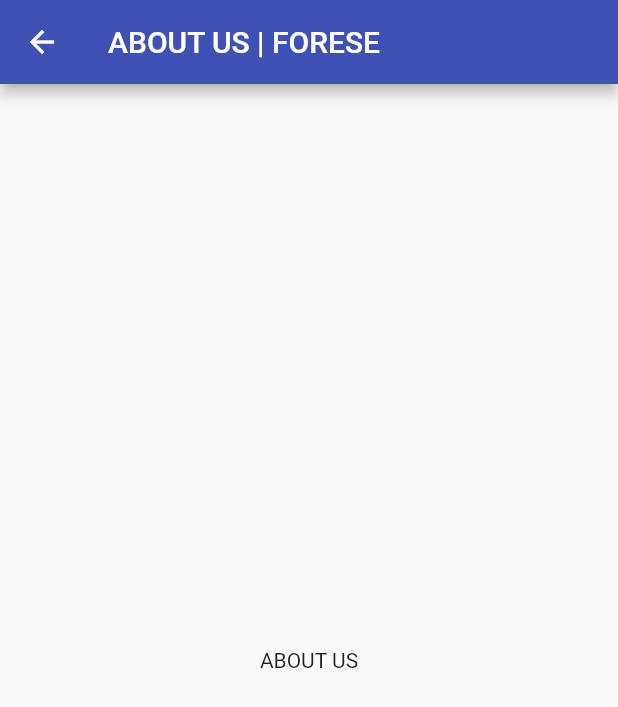
After one commit to Vignesh0404/Quiz-Software-App, a Flutter app: the about screen opened by its route, on a phone screen of 412 x 824 dp. The commit adds this screen. Shown: the top 707 px of the screen. Run offline on Flutter 3.47's test engine with Material 2 defaults, Android fonts, the phone set to English and light mode, and no system bars; project files that could hold a hidden picture were left out.

Commit message:
pubspec.yaml fixed

```diff
--- /dev/null
+++ b/lib/about.dart
@@ -0,0 +1,23 @@
+import 'package:flutter/material.dart';
+
+class about extends StatelessWidget {
+  static const routename = '/about';
+ final String title;
+
+  const about({Key key, this.title}) : super(key: key);
+
+
+  @override
+  Widget build(BuildContext context) {
+    return new Scaffold(
+      appBar: new AppBar(
+        title: new Text('ABOUT US | FORESE '),
+      ),
+      body: new Center (
+        child: new Text("ABOUT US"),
+
+      ),
+
+    );
+  }
+}
--- a/lib/home.dart
+++ b/lib/home.dart
@@ -1,4 +1,5 @@
 import 'package:flutter/material.dart';
+import 'package:testsoft/about.dart';
 import 'package:url_launcher/url_launcher.dart';
 import 'package:testsoft/higheredu.dart';
 import 'package:testsoft/placements.dart';
@@ -9,12 +10,7 @@ class homepage extends StatefulWidget {
   _homepageState createState() => _homepageState();
 }
 
-
-
 class _homepageState extends State<homepage> {
-
-
-
 
   List<String> images = [
     "images/placements.png",
@@ -135,6 +131,10 @@ class _homepageState extends State<homepage> {
               new ListTile (
               trailing: new Icon(Icons.info),
               title: new Text('About | FORESE'),
+              onTap: () {
+                Navigator.of(context).pop();
+                       Navigator.of(context).pushNamed(about.routename);
+              },
               ),
             new ListTile (
               trailing: new Icon(Icons.work),
--- a/lib/main.dart
+++ b/lib/main.dart
@@ -2,6 +2,7 @@ import 'package:flutter/material.dart';
 import 'package:testsoft/home.dart';
 import 'placements.dart';
 import 'higheredu.dart';
+import 'about.dart';
 import 'package:testsoft/splashscreen.dart';
 
 void main() => runApp(MyApp());
@@ -22,6 +23,7 @@ class MyApp extends StatelessWidget {
         homepage.routename:(ctx) => homepage(),
         placements.routename:(ctx) => placements(),
         higheredu.routename:(ctx) => higheredu(),
+        about.routename:(ctx) => about()
       },
     );
   }
--- a/pubspec.yaml
+++ b/pubspec.yaml
@@ -23,6 +23,7 @@ dependencies:
   # The following adds the Cupertino Icons font to your application.
   # Use with the CupertinoIcons class for iOS style icons.
   cupertino_icons: ^0.1.2
+  url_launcher:
 
 dev_dependencies:
   flutter_test:
```
